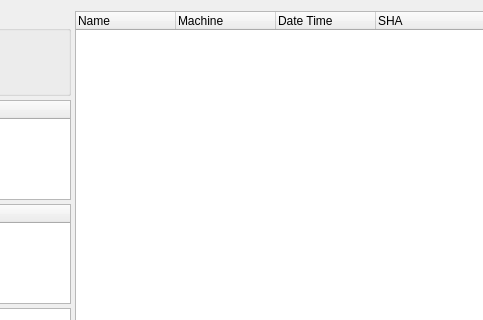
azzamsa/lupv, file lupv/Resources/ui/student_window.ui: the form before one commit; both pictures show x 443 to 926 and y 0 to 320 of the 1032 by 771 pixel window.
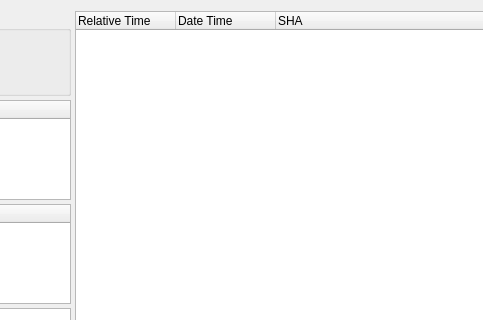
The form after the commit.

Diff of the .ui file:
```diff
--- a/lupv/Resources/ui/student_window.ui
+++ b/lupv/Resources/ui/student_window.ui
@@ -203,12 +203,7 @@
      <widget class="QTreeWidget" name="log_tw">
       <column>
        <property name="text">
-        <string>Name</string>
-       </property>
-      </column>
-      <column>
-       <property name="text">
-        <string>Machine</string>
+        <string>Relative Time</string>
        </property>
       </column>
       <column>
```
Left out of the diff: 6 changed lines with no effect on the pictures.
